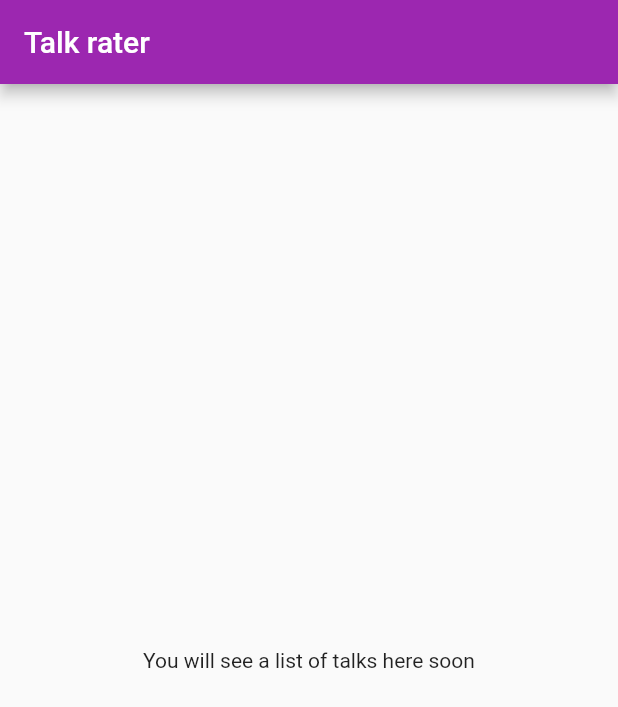
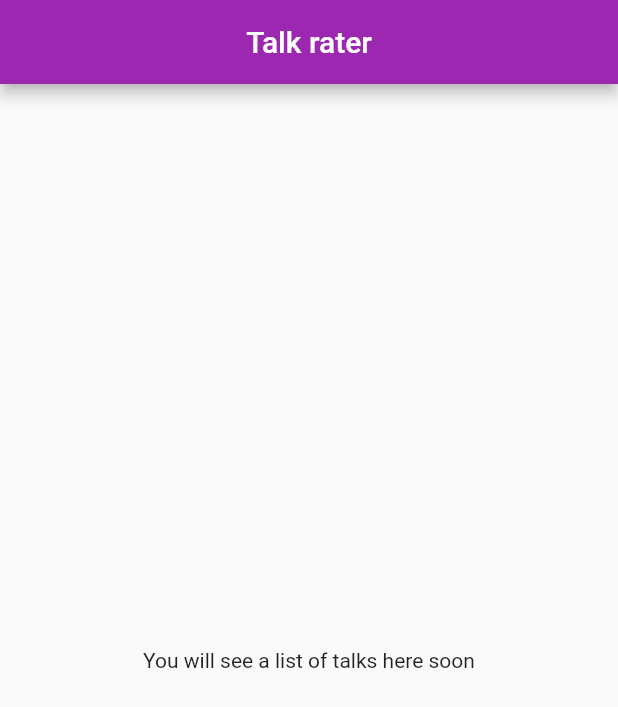
Before and after one commit to random82/talkrater, a Flutter app: the screen it shows after launch, on a phone screen of 412 x 824 dp. Shown: the top 707 px of the screen. Run offline on Flutter 3.47's test engine with Material 2 defaults, Android fonts, the phone set to English and light mode, and no system bars.

Commit message:
Center title

```diff
--- a/talkrater/lib/main.dart
+++ b/talkrater/lib/main.dart
@@ -57,7 +57,9 @@ class _MyHomePageState extends State<MyHomePage> {
       appBar: AppBar(
         // Here we take the value from the MyHomePage object that was created by
         // the App.build method, and use it to set our appbar title.
-        title: Text(widget.title),
+        title: Center(
+          child: Text(widget.title),
+        )
       ),
       body: Center(
         // Center is a layout widget. It takes a single child and positions it
```
